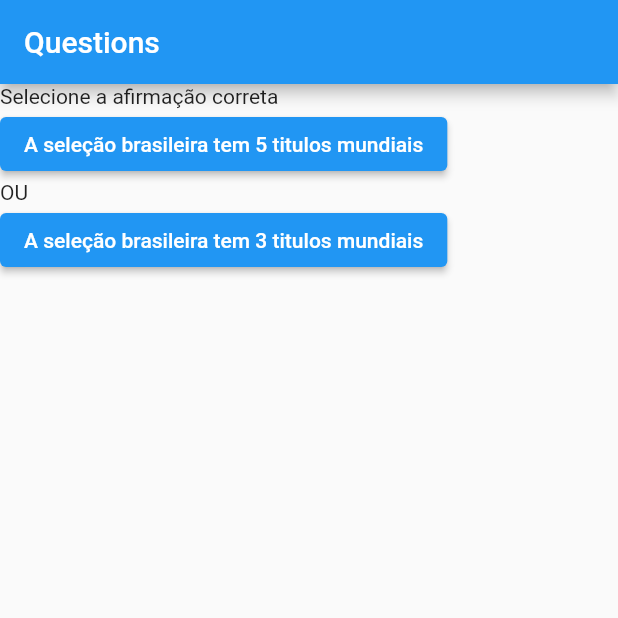
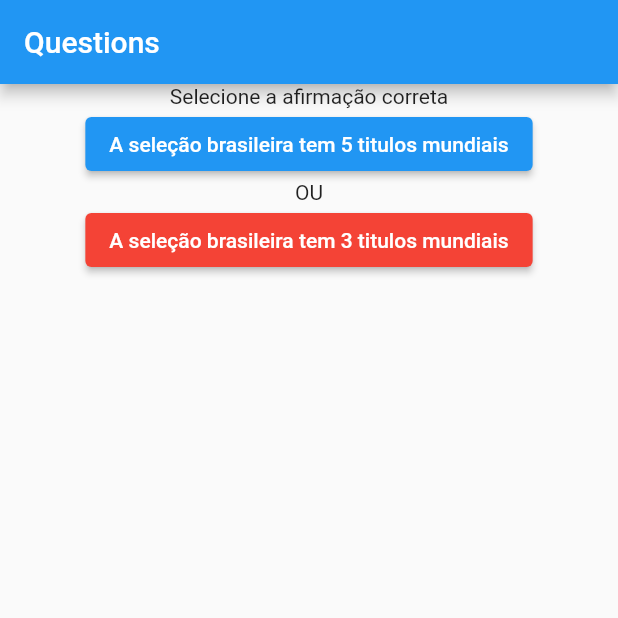
Before and after one commit to jfabiosan/quiz_app, a Flutter app: the screen it shows after launch, on a phone screen of 412 x 824 dp, the top half of it. Run offline on Flutter 3.47's test engine with Material 2 defaults, Android fonts, the phone set to English and light mode, and no system bars.

Commit message:
estilizando botoes e texto

```diff
--- a/lib/home.dart
+++ b/lib/home.dart
@@ -52,7 +52,9 @@ class _HomeState extends State<Home> {
       appBar: AppBar(
         title: const Text('Questions'),
       ),
-      body: QuestionBox(_index, _questions, nextQuestion),
+      body: _index < _questions.length
+          ? QuestionBox(_index, _questions, nextQuestion)
+          : const Text('Acabou'),
     );
   }
 }
--- a/lib/question_box.dart
+++ b/lib/question_box.dart
@@ -12,26 +12,47 @@ class QuestionBox extends StatelessWidget {
     return Column(
       children: <Widget>[
         const Row(
-          children: <Widget>[Text('Selecione a afirmação correta')],
+          children: <Widget>[
+            Expanded(
+              child: Text(
+                'Selecione a afirmação correta',
+                textAlign: TextAlign.center,
+              ),
+            )
+          ],
         ),
         Row(
+          mainAxisAlignment: MainAxisAlignment.center,
           children: <Widget>[
-            ElevatedButton(
+            Flexible(
+              child: ElevatedButton(
                 onPressed: () =>
                     nextQuestion(_questions[_index][_index][0].value),
                 child: Text(_questions[_index][_index][0].question),
+              ),
             )
           ],
         ),
         const Row(
-          children: <Widget>[Text('OU')],
+          children: <Widget>[
+            Expanded(
+              child: Text(
+                'OU',
+                textAlign: TextAlign.center,
+              ),
+            )
+          ],
         ),
         Row(
+          mainAxisAlignment: MainAxisAlignment.center,
           children: <Widget>[
-            ElevatedButton(
+            Flexible(
+              child: ElevatedButton(
                 onPressed: () =>
                     nextQuestion(_questions[_index][_index][1].value),
+                style: ElevatedButton.styleFrom(backgroundColor: Colors.red),
                 child: Text(_questions[_index][_index][1].question),
+              ),
             )
           ],
         ),
```
Lines whose indentation alone changed are shown as unchanged.
